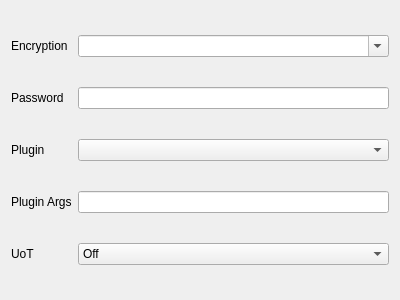
Qt form include/ui/profile/edit_shadowsocks.ui (mipselqq/waterdisco) before a commit.
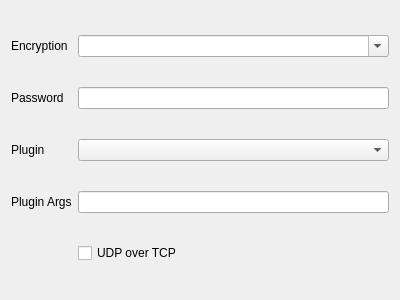
The same form after that commit. Custom widgets are drawn as their Qt base class.

Commit message: fix: fix shadowsocks plugin and uot

```diff
--- a/include/ui/profile/edit_shadowsocks.ui
+++ b/include/ui/profile/edit_shadowsocks.ui
@@ -74,36 +74,11 @@
      </item>
     </widget>
    </item>
-   <item row="4" column="0">
-    <widget class="QLabel" name="uot_l">
-     <property name="toolTip">
-      <string>Version of UDP over TCP protocol, server support is required.</string>
-     </property>
-     <property name="locale">
-      <locale language="English" country="UnitedStates"/>
-     </property>
-     <property name="text">
-      <string notr="true">UoT</string>
-     </property>
-    </widget>
-   </item>
    <item row="4" column="1">
-    <widget class="QComboBox" name="uot">
-     <item>
-      <property name="text">
-       <string>Off</string>
-      </property>
-     </item>
-     <item>
-      <property name="text">
-       <string notr="true">1</string>
-      </property>
-     </item>
-     <item>
-      <property name="text">
-       <string notr="true">2</string>
-      </property>
-     </item>
+    <widget class="QCheckBox" name="uot">
+     <property name="text">
+      <string>UDP over TCP</string>
+     </property>
     </widget>
    </item>
   </layout>
```
The commit also changes 2 other files.
